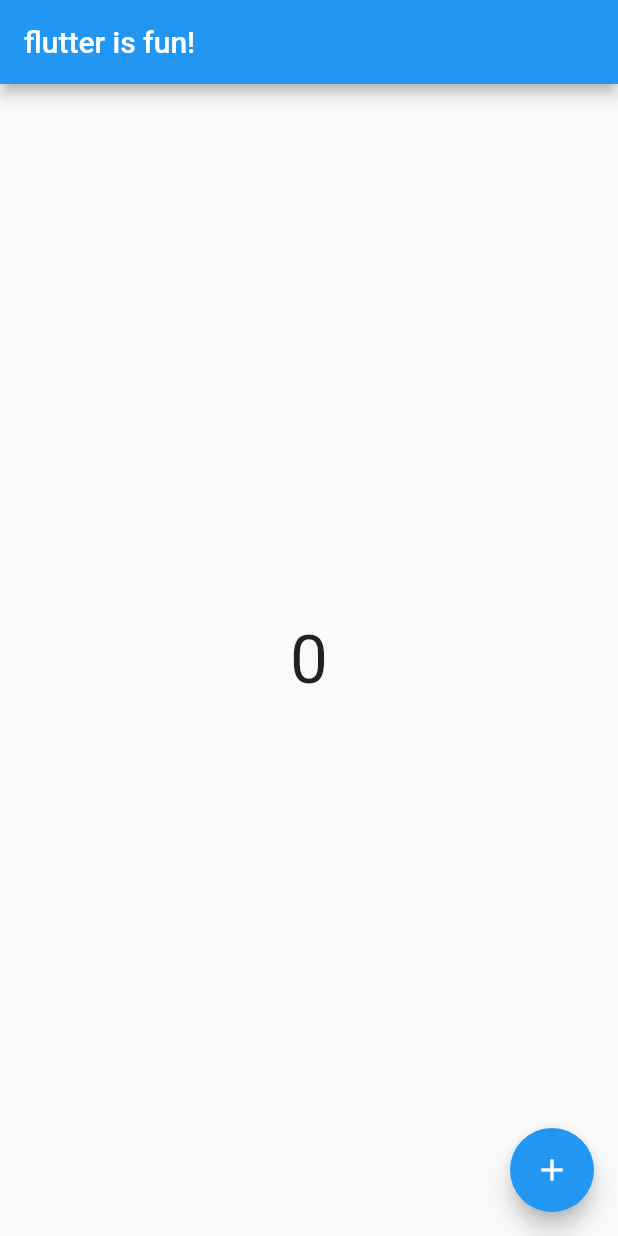
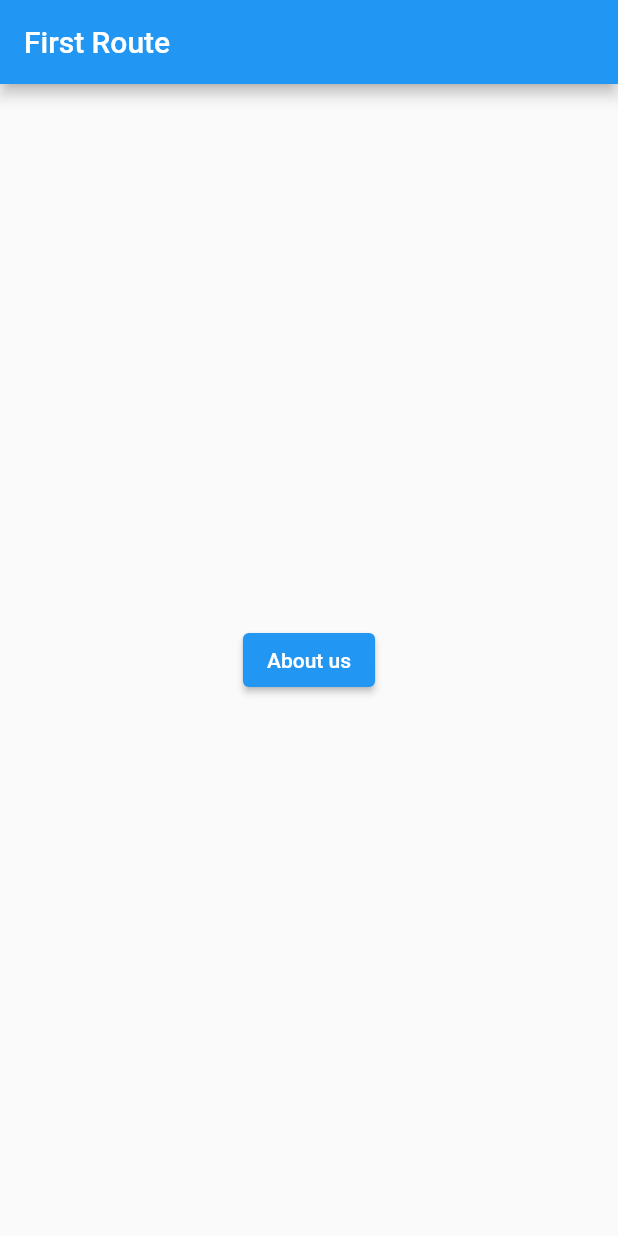
Before and after one commit to djv03/flutter_learnings, a Flutter app: the screen it shows after launch, on a phone screen of 412 x 824 dp. Run offline on Flutter 3.47's test engine with Material 2 defaults, Android fonts, the phone set to English and light mode, and no system bars.

```diff
--- a/lib/main.dart
+++ b/lib/main.dart
@@ -1,161 +1,53 @@
-import 'dart:math';
-
 import 'package:flutter/material.dart';
 
 void main() {
-  runApp(const MyApp());
+  runApp(const MaterialApp(
+    title: 'Navigation Basics',
+    home: FirstRoute(),
+  ));
 }
 
-class MyApp extends StatefulWidget {
-  const MyApp({super.key});
-
-  @override
-  State<MyApp> createState() => _MyAppState();
-}
-
-class _MyAppState extends State<MyApp> {
-
-  // all global varible and function decalration goes here
-  int count=0;
+class FirstRoute extends StatelessWidget {
+  const FirstRoute({super.key});
 
   @override
   Widget build(BuildContext context) {
-    return MaterialApp(
-      title: 'using container widget',
-      home: Scaffold(
-        appBar: AppBar(
-          title: const Text('flutter is fun!'),
-          ),
+    return Scaffold(
+      appBar: AppBar(
+        title: const Text('First Route'),
+      ),
+      body: Center(
+        child: ElevatedButton(
+          child: const Text('About us'),
+          onPressed: () {
+            Navigator.push(
+              context,
+              MaterialPageRoute(builder: (context) => const SecondRoute()),
+            );
+          },
+        ),
+      ),
+    );
+  }
+}
 
-        // ### tut 1: making box with center
-        // body: Center(
-        //   child: Container(
-        //   width: 200,
-        //   height: 200,
-        //   color: Colors.amber,
-        //   child: const Text(
-        //     'hi mummy!kem cho',
-        //   ),
-        // )
-        // ),
+class SecondRoute extends StatelessWidget {
+  const SecondRoute({super.key});
 
-        //### tut 2: making Icon align in colum
-        // body: Column(
-        //   children: const[
-        //     Icon(Icons.backpack),
-        //     Icon(Icons.leaderboard),
-        //     Icon(Icons.person),
-        //   ],
-        // ),
+  @override
+  Widget build(BuildContext context) {
+    return Scaffold(
+      appBar: AppBar(
+        title: const Text('Second Route'),
+      ),
+      body: Center(
 
-        //### tut 3: making Icon align in row as well as space between
-        // body: Row(
-        //   mainAxisAlignment: MainAxisAlignment.spaceBetween,//this line makes all icon align space between in y axis
-        //   crossAxisAlignment: CrossAxisAlignment.stretch,//this line makes all icon align space between in x axis
-        //   children: const[
-        //     Icon(Icons.backpack),
-        //     Icon(Icons.leaderboard),
-        //     Icon(Icons.person),
-        //   ],
-        // ),
-
-        //tut 4: learning use of positions
-        // body: Stack(
-        //   children: [
-        //     Container(
-        //       color: Colors.red,
-        //       height: 100,
-        //       width: 100,
-        //     ),
-        //     const Align(//align is simillar to obsolute postion, while postioned() is simillar to relative
-        //       alignment: Alignment.center,
-        //       child: Icon(Icons.verified),
-        //     )
-        //   ],
-        // ),
-
-        // tut 5: this is so satisfting to do uptill now
-        // tut 5: this crates three icon botton bar and cool side ways navbar panel!
-         floatingActionButton: FloatingActionButton(
-          onPressed: (){//SIMM to onclick event handler
-            setState(() {
-              count++;
-            });
-          },
-          child:const Icon(Icons.add),
-         ),
-
-         body: Center(
-          child: Text(
-            '$count',
-           style:const TextStyle(fontSize: 45),
-            ),
-
-         ),
-
-
-
-        //  bottomNavigationBar: BottomNavigationBar(
-        //   items:const [
-        //     BottomNavigationBarItem(
-        //       icon: (Icon(Icons.home)),
-        //       label: 'Home'
-        //     ),
-        //      BottomNavigationBarItem(
-        //       icon: (Icon(Icons.business)),
-        //       label: 'business'
-        //     ),
-        //      BottomNavigationBarItem(
-        //       icon: (Icon(Icons.school)),
-        //       label: 'school'
-        //     )
-        //   ]
-        //   ),
-
-        //   drawer:const Drawer(
-        //    backgroundColor: Colors.grey,
-        //     child:Text('sidebar OP!'),
-        //     ),
-
-        // body: ListView(
-        //   scrollDirection: Axis.vertical,
-        //   addAutomaticKeepAlives: false,
-        //   children: [
-        //   Container(
-        //   width: 500,
-        //   height: 500,
-        //   color: Colors.blue,
-        //   child: const Text(
-        //     'hi mummy!kem cho',
-        //   ),
-        // ),
-        //    Container(
-        //   width: 500,
-        //   height: 500,
-        //   color: Colors.amber,
-        //   child: const Text(
-        //     'hi mummy!kem cho',
-        //   ),
-        // ),
-        //    Container(
-        //   width: 500,
-        //   height: 500,
-        //   color: Colors.red,
-        //   child: const Text(
-        //     'hi mummy!kem cho',
-        //   ),
-        // ),
-        //  Container(
-        //   width: 500,
-        //   height: 500,
-        //   color: Colors.green,
-        //   child: const Text(
-        //     'hi mummy!kem cho',
-        //   ),
-        // )
-        //   ],
-        // ),
-
+          child:Container(
+            color: Colors.amber,
+            height: 100,
+            width: 500,
+            child: const Text('welcome to the world of fashion',style:TextStyle(fontSize: 33) ,),
+          )
 
       ),
     );
```
